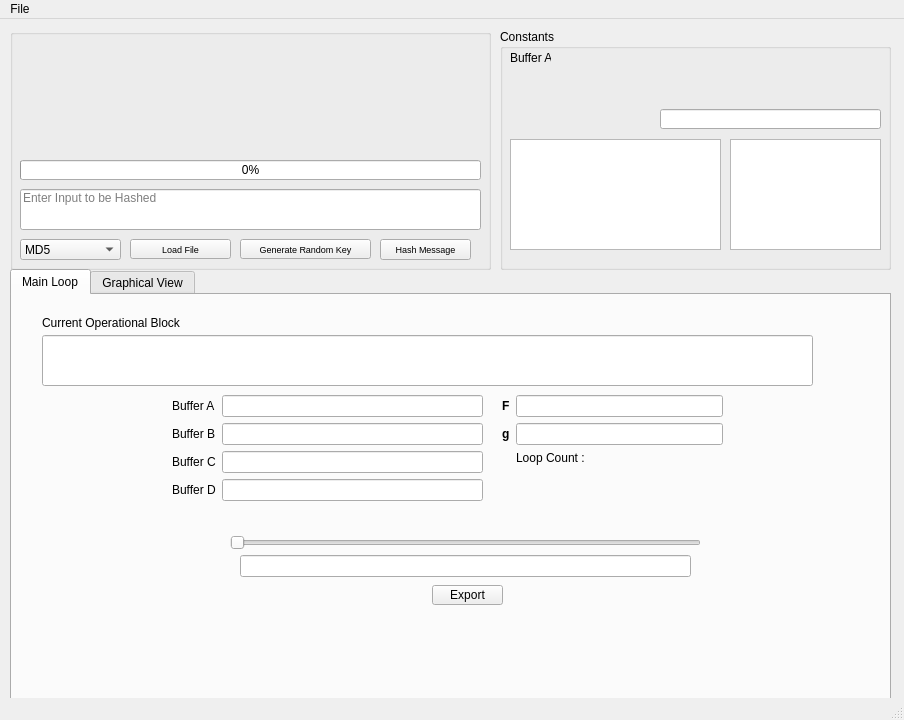
The window that mainwindow.ui (euandmj/Hash-Function-Visualiser) describes before a commit, drawn with Qt 5.
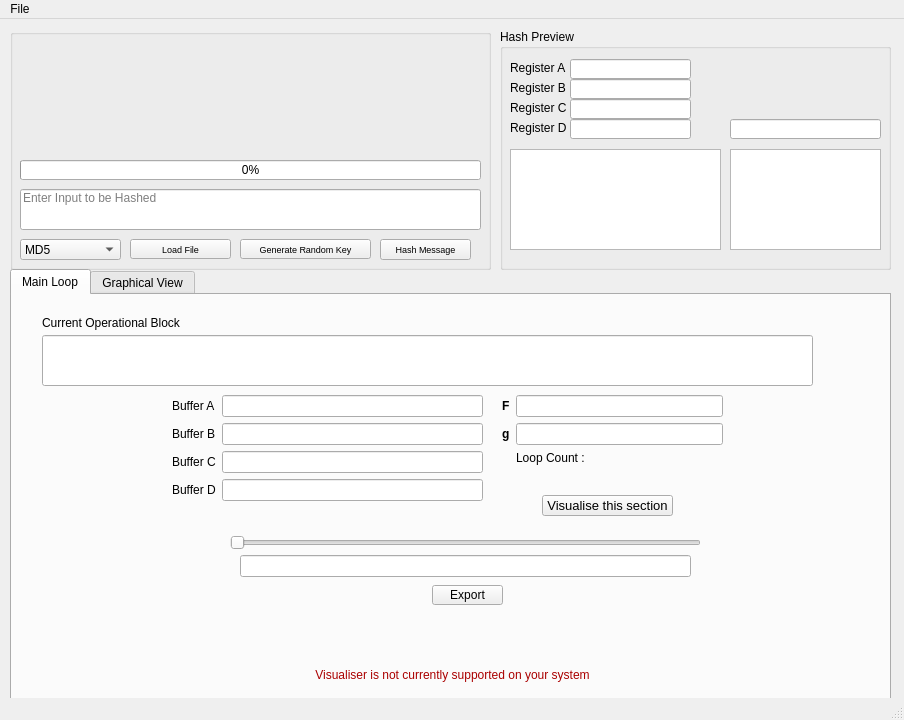
The same window after the commit.

Commit message: constants, meta, open from visual debug

```diff
--- a/mainwindow.ui
+++ b/mainwindow.ui
@@ -194,7 +194,7 @@
      </rect>
     </property>
     <layout class="QGridLayout" name="gridLayout_3">
-     <item row="1" column="0">
+     <item row="0" column="0">
       <widget class="QGroupBox" name="groupBox">
        <property name="font">
         <font>
@@ -203,14 +203,14 @@
         </font>
        </property>
        <property name="title">
-        <string>Constants</string>
+        <string>Hash Preview</string>
        </property>
        <widget class="QLineEdit" name="inputBinaryText">
         <property name="geometry">
          <rect>
-          <x>160</x>
-          <y>80</y>
-          <width>221</width>
+          <x>230</x>
+          <y>90</y>
+          <width>151</width>
           <height>20</height>
          </rect>
         </property>
@@ -218,26 +218,13 @@
          <bool>true</bool>
         </property>
        </widget>
-       <widget class="QLabel" name="label_15">
-        <property name="geometry">
-         <rect>
-          <x>10</x>
-          <y>20</y>
-          <width>41</width>
-          <height>17</height>
-         </rect>
-        </property>
-        <property name="text">
-         <string>Buffer A</string>
-        </property>
-       </widget>
        <widget class="QTableWidget" name="sineTable">
         <property name="geometry">
          <rect>
           <x>230</x>
-          <y>110</y>
+          <y>120</y>
           <width>151</width>
-          <height>111</height>
+          <height>101</height>
          </rect>
         </property>
         <property name="sizePolicy">
@@ -277,9 +264,113 @@
         <property name="geometry">
          <rect>
           <x>10</x>
-          <y>110</y>
+          <y>120</y>
           <width>211</width>
-          <height>111</height>
+          <height>101</height>
+         </rect>
+        </property>
+        <property name="readOnly">
+         <bool>true</bool>
+        </property>
+       </widget>
+       <widget class="QLabel" name="label_16">
+        <property name="geometry">
+         <rect>
+          <x>10</x>
+          <y>30</y>
+          <width>61</width>
+          <height>17</height>
+         </rect>
+        </property>
+        <property name="text">
+         <string>Register A</string>
+        </property>
+       </widget>
+       <widget class="QLabel" name="label_17">
+        <property name="geometry">
+         <rect>
+          <x>10</x>
+          <y>50</y>
+          <width>61</width>
+          <height>17</height>
+         </rect>
+        </property>
+        <property name="text">
+         <string>Register B</string>
+        </property>
+       </widget>
+       <widget class="QLabel" name="label_18">
+        <property name="geometry">
+         <rect>
+          <x>10</x>
+          <y>90</y>
+          <width>61</width>
+          <height>17</height>
+         </rect>
+        </property>
+        <property name="text">
+         <string>Register D</string>
+        </property>
+       </widget>
+       <widget class="QLabel" name="label_19">
+        <property name="geometry">
+         <rect>
+          <x>10</x>
+          <y>70</y>
+          <width>61</width>
+          <height>17</height>
+         </rect>
+        </property>
+        <property name="text">
+         <string>Register C</string>
+        </property>
+       </widget>
+       <widget class="QLineEdit" name="regAText">
+        <property name="geometry">
+         <rect>
+          <x>70</x>
+          <y>30</y>
+          <width>121</width>
+          <height>20</height>
+         </rect>
+        </property>
+        <property name="readOnly">
+         <bool>true</bool>
+        </property>
+       </widget>
+       <widget class="QLineEdit" name="regBText">
+        <property name="geometry">
+         <rect>
+          <x>70</x>
+          <y>50</y>
+          <width>121</width>
+          <height>20</height>
+         </rect>
+        </property>
+        <property name="readOnly">
+         <bool>true</bool>
+        </property>
+       </widget>
+       <widget class="QLineEdit" name="regCText">
+        <property name="geometry">
+         <rect>
+          <x>70</x>
+          <y>70</y>
+          <width>121</width>
+          <height>20</height>
+         </rect>
+        </property>
+        <property name="readOnly">
+         <bool>true</bool>
+        </property>
+       </widget>
+       <widget class="QLineEdit" name="regDText">
+        <property name="geometry">
+         <rect>
+          <x>70</x>
+          <y>90</y>
+          <width>121</width>
+          <height>20</height>
          </rect>
         </property>
         <property name="readOnly">
@@ -318,6 +409,24 @@
            <height>271</height>
           </rect>
          </property>
+         <widget class="QPushButton" name="launchVisualiserButton">
+          <property name="geometry">
+           <rect>
+            <x>530</x>
+            <y>200</y>
+            <width>131</width>
+            <height>21</height>
+           </rect>
+          </property>
+          <property name="font">
+           <font>
+            <pointsize>10</pointsize>
+           </font>
+          </property>
+          <property name="text">
+           <string>Visualise this section</string>
+          </property>
+         </widget>
         </widget>
         <widget class="QPushButton" name="exportButton">
          <property name="geometry">
@@ -580,24 +689,30 @@
           <bool>true</bool>
          </property>
         </widget>
+        <widget class="QLabel" name="launchVisualiserError">
+         <property name="geometry">
+          <rect>
+           <x>240</x>
+           <y>370</y>
+           <width>401</width>
+           <height>21</height>
+          </rect>
+         </property>
+         <property name="layoutDirection">
+          <enum>Qt::LeftToRight</enum>
+         </property>
+         <property name="text">
+          <string>&lt;html&gt;&lt;head/&gt;&lt;body&gt;&lt;p&gt;&lt;span style=&quot; color:#aa0000;&quot;&gt;Visualiser is not currently supported on your system&lt;/span&gt;&lt;/p&gt;&lt;/body&gt;&lt;/html&gt;</string>
+         </property>
+         <property name="alignment">
+          <set>Qt::AlignCenter</set>
+         </property>
+        </widget>
        </widget>
        <widget class="QWidget" name="tab_2">
         <attribute name="title">
          <string>Graphical View</string>
         </attribute>
-        <widget class="QPushButton" name="launchVisualiserButton">
-         <property name="geometry">
-          <rect>
-           <x>390</x>
-           <y>170</y>
-           <width>80</width>
-           <height>16</height>
-          </rect>
-         </property>
-         <property name="text">
-          <string>PushButton</string>
-         </property>
-        </widget>
        </widget>
       </widget>
      </item>
```
Left out of the diff: 9 changed lines with no effect on the pictures. The commit also changes 8 other files.
